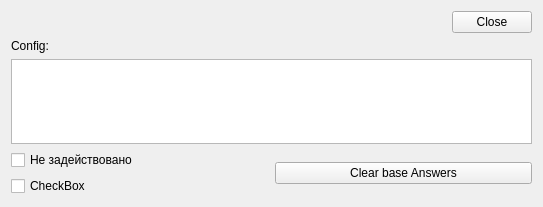
Old version of the form formsettings.ui in the repository GorINIch73/questionnaire.
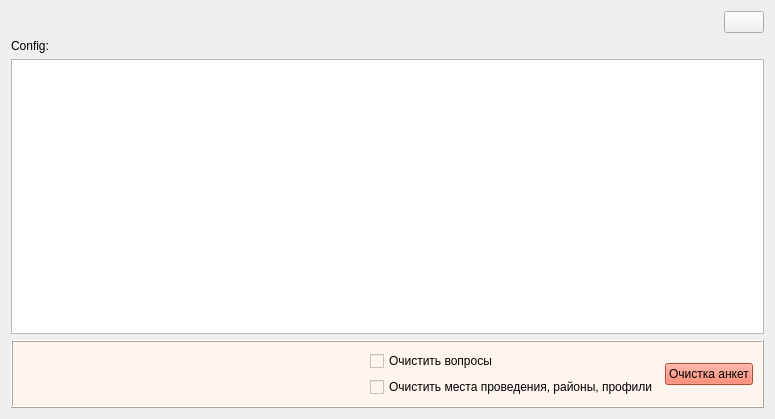
New version of the form. Icons and pictures are not drawn.

```diff
--- a/formsettings.ui
+++ b/formsettings.ui
@@ -6,8 +6,8 @@
    <rect>
     <x>0</x>
     <y>0</y>
-    <width>543</width>
-    <height>207</height>
+    <width>775</width>
+    <height>419</height>
    </rect>
   </property>
   <property name="windowTitle">
@@ -32,7 +32,17 @@
      <item>
       <widget class="QPushButton" name="pushButtonClose">
        <property name="text">
-        <string>Close</string>
+        <string/>
+       </property>
+       <property name="icon">
+        <iconset resource="res.qrc">
+         <normaloff>:/pix/exit.png</normaloff>:/pix/exit.png</iconset>
+       </property>
+       <property name="iconSize">
+        <size>
+         <width>24</width>
+         <height>24</height>
+        </size>
        </property>
       </widget>
      </item>
@@ -55,18 +65,52 @@
    <item>
     <layout class="QHBoxLayout" name="horizontalLayout_2">
      <item>
+      <widget class="QFrame" name="frame">
+       <property name="sizePolicy">
+        <sizepolicy hsizetype="Preferred" vsizetype="Preferred">
+         <horstretch>0</horstretch>
+         <verstretch>0</verstretch>
+        </sizepolicy>
+       </property>
+       <property name="styleSheet">
+        <string notr="true">background-color: seashell</string>
+       </property>
+       <property name="frameShape">
+        <enum>QFrame::Box</enum>
+       </property>
+       <property name="frameShadow">
+        <enum>QFrame::Raised</enum>
+       </property>
+       <layout class="QHBoxLayout" name="horizontalLayout">
+        <item>
+         <spacer name="horizontalSpacer_2">
+          <property name="orientation">
+           <enum>Qt::Horizontal</enum>
+          </property>
+          <property name="sizeHint" stdset="0">
+           <size>
+            <width>40</width>
+            <height>20</height>
+           </size>
+          </property>
+         </spacer>
+        </item>
+        <item>
       <layout class="QVBoxLayout" name="verticalLayout">
        <item>
         <widget class="QCheckBox" name="checkBox">
          <property name="text">
-          <string>Не задействовано</string>
+             <string>Очистить вопросы</string>
+            </property>
+            <property name="tristate">
+             <bool>false</bool>
          </property>
         </widget>
        </item>
        <item>
         <widget class="QCheckBox" name="checkBox_2">
          <property name="text">
-          <string>CheckBox</string>
+             <string>Очистить места проведения, районы, профили</string>
          </property>
         </widget>
        </item>
@@ -74,14 +118,20 @@
      </item>
      <item>
       <widget class="QPushButton" name="pushButton">
+          <property name="styleSheet">
+           <string notr="true">background-color: tomato</string>
+          </property>
        <property name="text">
-        <string>Clear base Answers</string>
+           <string>Очистка анкет</string>
        </property>
       </widget>
      </item>
     </layout>
-   </item>
-  </layout>
+      </widget>
+     </item>
+    </layout>
+   </item>
+  </layout>
  </widget>
  <resources/>
  <connections/>
```
Left out of the diff: 8 changed lines with no effect on the pictures. Lines whose indentation alone changed are shown as unchanged.
